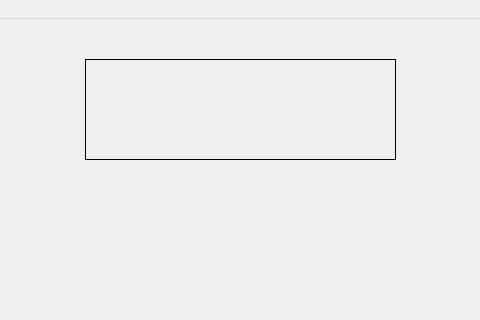
Above: game.ui from stefanivanic/RemiFINAL before the change; both pictures show x 225 to 705 and y 0 to 320 of the 1000 by 600 pixel window. Below: the same form after it.
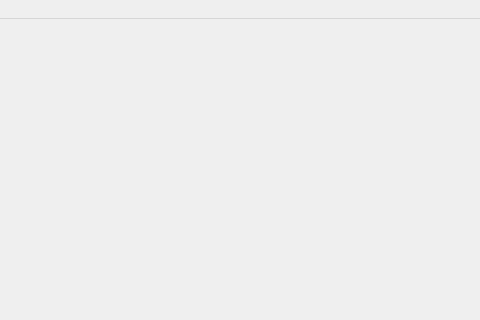
That is the form after the change. Icons and pictures are not drawn.

```diff
--- a/game.ui
+++ b/game.ui
@@ -190,25 +190,6 @@
 }</string>
     </property>
    </widget>
-   <widget class="QLabel" name="player_2">
-    <property name="geometry">
-     <rect>
-      <x>310</x>
-      <y>40</y>
-      <width>311</width>
-      <height>101</height>
-     </rect>
-    </property>
-    <property name="styleSheet">
-     <string notr="true">#player_2 {
-	border: 1px solid black;
-	border-image: url(&quot;./slike/Teme/2_back_player2.jpg&quot;);
-}</string>
-    </property>
-    <property name="text">
-     <string/>
-    </property>
-   </widget>
    <widget class="QPushButton" name="undoTookTalonCard">
     <property name="geometry">
      <rect>
```
Left out of the diff: 2 changed lines with no effect on the pictures.
